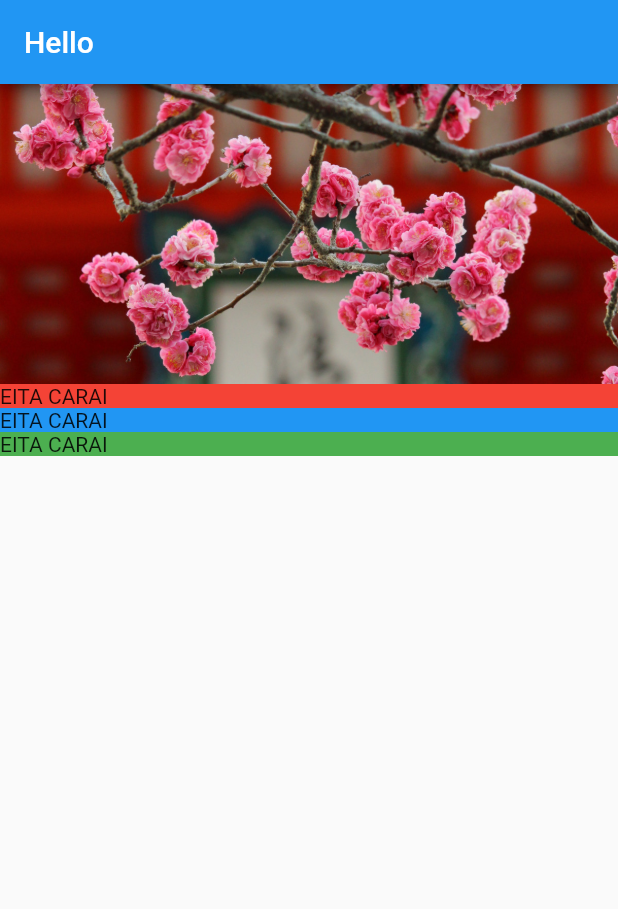
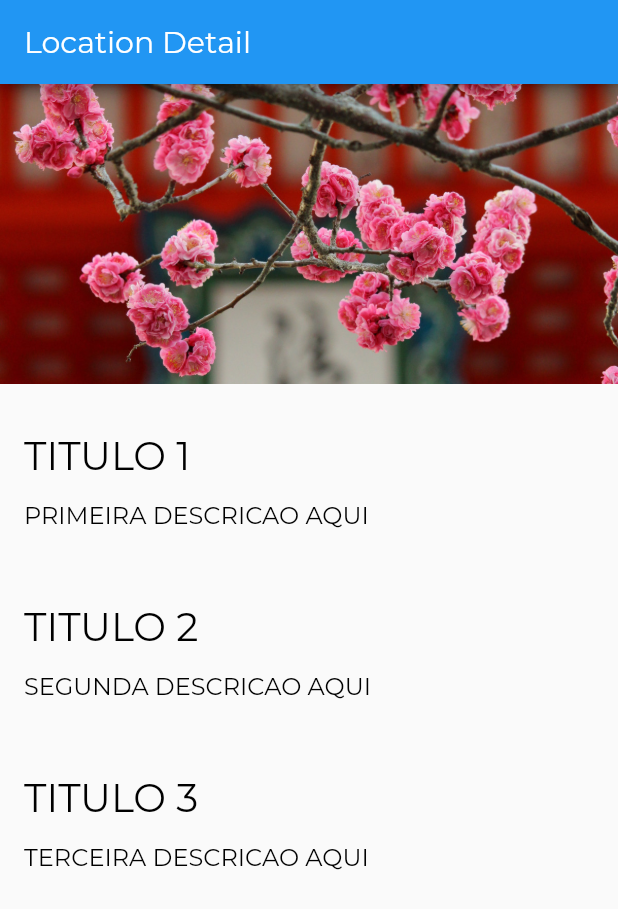
Before and after one commit to aclaudiojj/flutter-new-app, a Flutter app: the screen it shows after launch, on a phone screen of 412 x 824 dp. Shown: the top 909 px of the screen. Run offline on Flutter 3.47's test engine with Material 2 defaults, Android fonts, the phone set to English and light mode, and no system bars.

Commit message:
text widget improvements and styling the app

```diff
--- /dev/null
+++ b/lib/app.dart
@@ -0,0 +1,23 @@
+import 'package:flutter/material.dart';
+import 'screens/location_detail/location_detail.dart';
+import 'style.dart';
+
+class App extends StatelessWidget {
+  @override
+  Widget build(BuildContext context) {
+    return MaterialApp(
+      home: LocationDetail(),
+      theme: ThemeData(
+        appBarTheme: AppBarTheme(
+          textTheme: TextTheme(
+            title: AppBarTextStye,
+          ),
+        ),
+        textTheme: TextTheme(
+          title: TitleTextStyle,
+          body1: Body1TextStyle,
+        ),
+      ),
+    );
+  }
+}
--- a/lib/main.dart
+++ b/lib/main.dart
@@ -1,4 +1,4 @@
 import 'package:flutter/material.dart';
-import 'package:my_other_app/screens/app.dart';
+import 'app.dart';
 
 void main() => runApp(App());
--- a/lib/screens/app.dart
+++ /dev/null
@@ -1,11 +0,0 @@
-import 'package:flutter/material.dart';
-import 'package:my_other_app/screens/location_detail/location_detail.dart';
-
-class App extends StatelessWidget {
-  @override
-  Widget build(BuildContext context) {
-    return MaterialApp(
-      home: LocationDetail(),
-    );
-  }
-}
--- a/lib/screens/location_detail/location_detail.dart
+++ b/lib/screens/location_detail/location_detail.dart
@@ -7,16 +7,16 @@ class LocationDetail extends StatelessWidget {
   Widget build(BuildContext context) {
     return Scaffold(
       appBar: AppBar(
-        title: Text('Hello'),
+        title: Text('Location Detail'),
       ),
       body: Column(
         mainAxisAlignment: MainAxisAlignment.start,
         crossAxisAlignment: CrossAxisAlignment.stretch,
         children: <Widget>[
           ImageBanner('assets/images/kiyomizu-dera.jpg'),
-          TextSection(Colors.red),
-          TextSection(Colors.blue),
-          TextSection(Colors.green),
+          TextSection('TITULO 1', 'PRIMEIRA DESCRICAO AQUI'),
+          TextSection('TITULO 2', 'SEGUNDA DESCRICAO AQUI'),
+          TextSection('TITULO 3', 'TERCEIRA DESCRICAO AQUI'),
         ],
       ),
     );
--- a/lib/screens/location_detail/text_section.dart
+++ b/lib/screens/location_detail/text_section.dart
@@ -1,21 +1,32 @@
 import 'package:flutter/material.dart';
 
 class TextSection extends StatelessWidget {
-  final Color _color;
+  final String _title;
+  final String _description;
+  static const double _hPad = 16.0;
 
-  // TextSection(Color color, Text text) {
-  //   this._color = color;
-  //   this._text = text;
-  // }
-  TextSection(this._color);
+  TextSection(this._title, this._description);
 
   @override
   Widget build(BuildContext context) {
-    return Container(
-      decoration: BoxDecoration(
-        color: this._color,
-      ),
-      child: Text('EITA CARAI'),
-    );
+    return Column(
+        mainAxisAlignment: MainAxisAlignment.start,
+        crossAxisAlignment: CrossAxisAlignment.stretch,
+        children: [
+          Container(
+            padding: const EdgeInsets.fromLTRB(_hPad, 32.0, _hPad, 4.0),
+            child: Text(
+              this._title,
+              style: Theme.of(context).textTheme.title,
+            ),
+          ),
+          Container(
+            padding: const EdgeInsets.fromLTRB(_hPad, 10.0, _hPad, _hPad),
+            child: Text(
+              this._description,
+              style: Theme.of(context).textTheme.body1,
+            ),
+          ),
+        ]);
   }
 }
--- /dev/null
+++ b/lib/style.dart
@@ -0,0 +1,28 @@
+import 'package:flutter/material.dart';
+
+const LargeTextSize = 26.0;
+const MediumTextSize = 20.0;
+const BodyTextSize = 16.0;
+
+const String FontNameDefault = 'Montserrat';
+
+const AppBarTextStye = TextStyle(
+  fontFamily: FontNameDefault,
+  fontWeight: FontWeight.w300,
+  fontSize: MediumTextSize,
+  color: Colors.white,
+);
+
+const TitleTextStyle = TextStyle(
+  fontFamily: FontNameDefault,
+  fontWeight: FontWeight.w300,
+  fontSize: LargeTextSize,
+  color: Colors.black,
+);
+
+const Body1TextStyle = TextStyle(
+  fontFamily: FontNameDefault,
+  fontWeight: FontWeight.w300,
+  fontSize: BodyTextSize,
+  color: Colors.black,
+);
```
Also changed, not shown: pubspec.yaml (+7 -5 lines), assets/fonts/Montserrat-Bold.ttf (added), assets/fonts/Montserrat-Regular.ttf (added).
